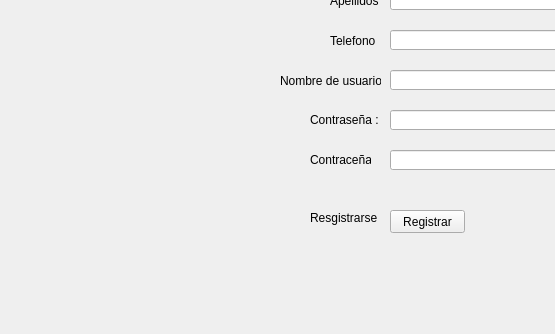
The window that Red_Social/baseredsocial.ui (PrenxLibert/Trabajo-Parcial-red-social-3-ciclo) describes before a commit, drawn with Qt 5; both pictures show x 0 to 555 and y 200 to 534 of the 800 by 534 pixel window.
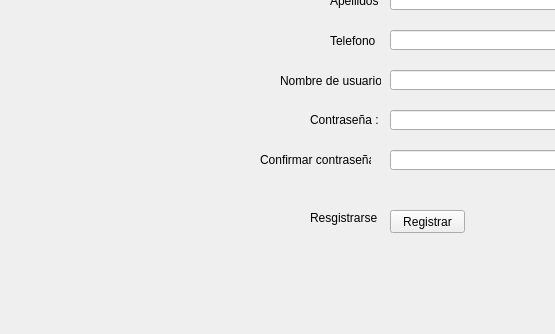
The same window after the commit.

Patch:
```diff
--- a/Red_Social/baseredsocial.ui
+++ b/Red_Social/baseredsocial.ui
@@ -184,14 +184,14 @@
    <widget class="QLabel" name="label_9">
     <property name="geometry">
      <rect>
-      <x>310</x>
+      <x>260</x>
       <y>350</y>
-      <width>61</width>
+      <width>111</width>
       <height>20</height>
      </rect>
     </property>
     <property name="text">
-     <string>Contraceña :</string>
+     <string>Confirmar contraseña :</string>
     </property>
    </widget>
    <widget class="QLineEdit" name="lineEdit_6">
```
Left out of the diff: 20 changed lines with no effect on the pictures.
